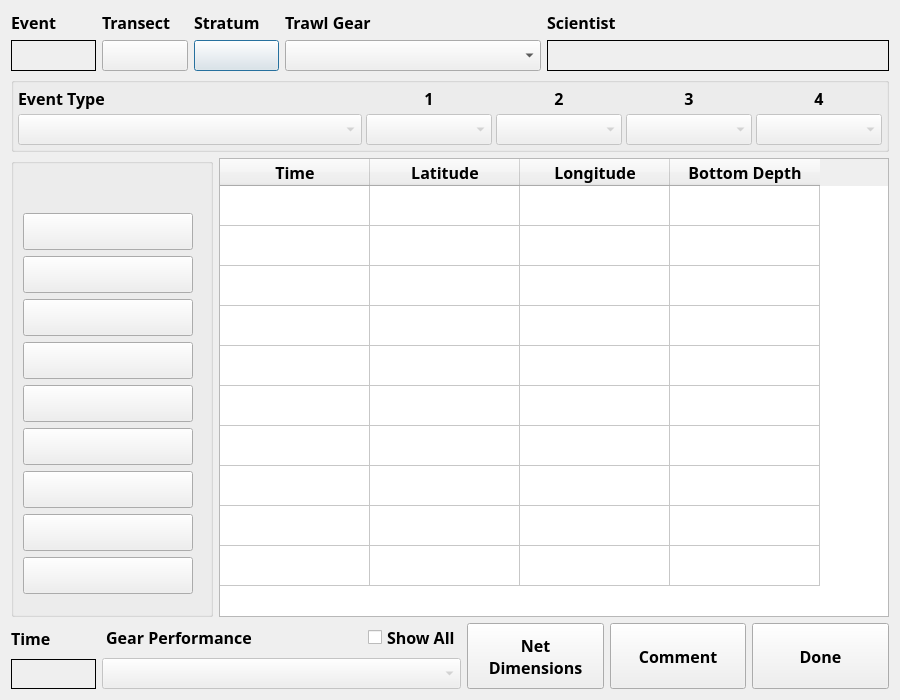
Above: ui/MACETrawlEvent.ui from aliciabillings-noaa/CLAMS before the change. Below: the same form after it.
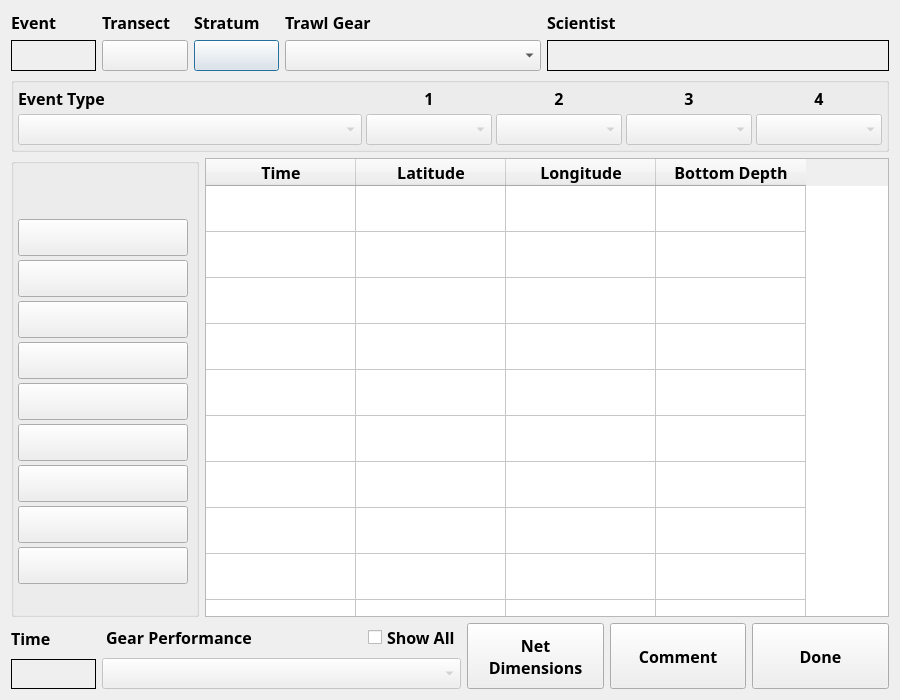
That is the form after the change.

```diff
--- a/ui/MACETrawlEvent.ui
+++ b/ui/MACETrawlEvent.ui
@@ -427,10 +427,25 @@
         <string/>
        </property>
        <layout class="QVBoxLayout" name="verticalLayout_7">
+        <property name="spacing">
+         <number>2</number>
+        </property>
+        <property name="leftMargin">
+         <number>4</number>
+        </property>
+        <property name="topMargin">
+         <number>4</number>
+        </property>
+        <property name="rightMargin">
+         <number>4</number>
+        </property>
+        <property name="bottomMargin">
+         <number>4</number>
+        </property>
         <item>
          <layout class="QVBoxLayout" name="verticalLayout_3">
           <property name="spacing">
-           <number>6</number>
+           <number>4</number>
           </property>
           <property name="sizeConstraint">
            <enum>QLayout::SetFixedSize</enum>
@@ -439,32 +454,14 @@
            <number>0</number>
           </property>
           <property name="topMargin">
-           <number>0</number>
+           <number>26</number>
           </property>
           <property name="rightMargin">
-           <number>8</number>
+           <number>4</number>
           </property>
-          <item>
-           <widget class="QLabel" name="label_2">
-            <property name="sizePolicy">
-             <sizepolicy hsizetype="Preferred" vsizetype="Fixed">
-              <horstretch>0</horstretch>
-              <verstretch>0</verstretch>
-             </sizepolicy>
-            </property>
-            <property name="font">
-             <font>
-              <pointsize>16</pointsize>
-             </font>
-            </property>
-            <property name="text">
-             <string/>
-            </property>
-            <property name="alignment">
-             <set>Qt::AlignLeading|Qt::AlignLeft|Qt::AlignTop</set>
-            </property>
-           </widget>
-          </item>
+          <property name="bottomMargin">
+           <number>0</number>
+          </property>
           <item>
            <widget class="QPushButton" name="btn1">
             <property name="minimumSize">
@@ -759,8 +756,11 @@
        <attribute name="verticalHeaderVisible">
         <bool>false</bool>
        </attribute>
+       <attribute name="verticalHeaderMinimumSectionSize">
+        <number>46</number>
+       </attribute>
        <attribute name="verticalHeaderDefaultSectionSize">
-        <number>40</number>
+        <number>46</number>
        </attribute>
        <row>
         <property name="text">
```
